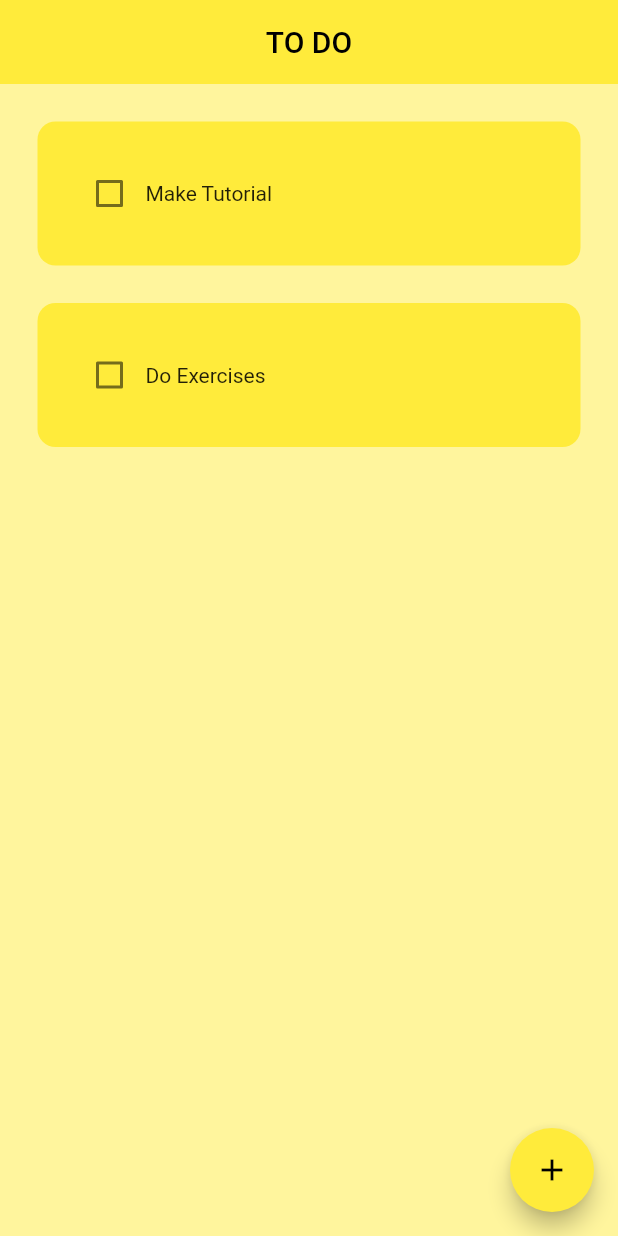
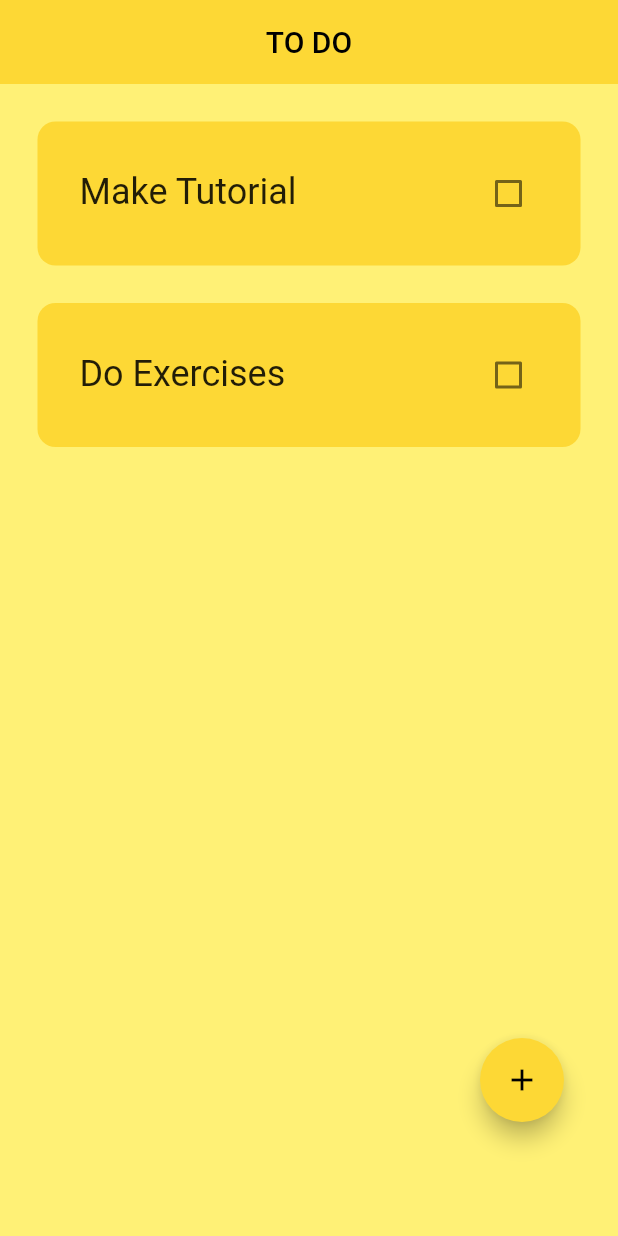
Before and after one commit to ShadePrima/flutter_todo_app, a Flutter app: the screen it shows after launch, on a phone screen of 412 x 824 dp. Run offline on Flutter 3.47's test engine with Material 2 defaults, Android fonts, the phone set to English and light mode, and no system bars; drawn by our look-alikes of flutter_slidable; our stand-ins replace hive_flutter; accounts and stored records are empty.

Commit message:
change color

```diff
--- a/lib/components/todo_tile.dart
+++ b/lib/components/todo_tile.dart
@@ -30,23 +30,32 @@ class ToDoTile extends StatelessWidget {
         child: Container(
           padding: const EdgeInsets.all(24),
           decoration: BoxDecoration(
-              color: Colors.yellow, borderRadius: BorderRadius.circular(12)),
+              color: Colors.yellow[600],
+              borderRadius: BorderRadius.circular(12)),
           child: Row(
+            mainAxisAlignment: MainAxisAlignment.spaceBetween,
             children: [
+              //task name
+              Flexible(
+                child: Padding(
+                  padding:
+                      const EdgeInsets.only(bottom: 1.5, left: 4, right: 8),
+                  child: Text(
+                    taskName,
+                    style: TextStyle(
+                        fontSize: 24,
+                        decoration: taskCompleted
+                            ? TextDecoration.lineThrough
+                            : TextDecoration.none),
+                  ),
+                ),
+              ),
+
               //checkbox
               Checkbox(
                 value: taskCompleted,
                 onChanged: onChanged,
                 activeColor: Colors.black,
-              ),
-
-              //task name
-              Text(
-                taskName,
-                style: TextStyle(
-                    decoration: taskCompleted
-                        ? TextDecoration.lineThrough
-                        : TextDecoration.none),
               ),
             ],
           ),
--- a/lib/pages/home_page.dart
+++ b/lib/pages/home_page.dart
@@ -45,12 +45,18 @@ class _HomePageState extends State<HomePage> {
 
   //save new task
   void saveNewTask() {
+    final String taskName = _controler.text.trim();
+
+    if (taskName.isNotEmpty) {
       setState(() {
         db.toDoList.add([_controler.text, false]);
         _controler.clear();
       });
       Navigator.of(context).pop();
       db.updateDataBase();
+    } else {
+      Navigator.of(context).pop();
+    }
   }
 
   //create a new task
@@ -77,14 +83,19 @@ class _HomePageState extends State<HomePage> {
   @override
   Widget build(BuildContext context) {
     return Scaffold(
-        backgroundColor: Colors.yellow[200],
+        backgroundColor: Colors.yellow[300],
         appBar: AppBar(
+          backgroundColor: Colors.yellow[600],
           title: const Center(child: Text('TO DO')),
           elevation: 0,
         ),
-        floatingActionButton: FloatingActionButton(
+        floatingActionButton: Padding(
+          padding: const EdgeInsets.only(bottom: 60, right: 20),
+          child: FloatingActionButton(
+            backgroundColor: Colors.yellow[600],
             onPressed: createNewTask,
             child: const Icon(Icons.add),
+          ),
         ),
         body: ListView.builder(
           itemCount: db.toDoList.length,
```
Lines whose indentation alone changed are shown as unchanged.
